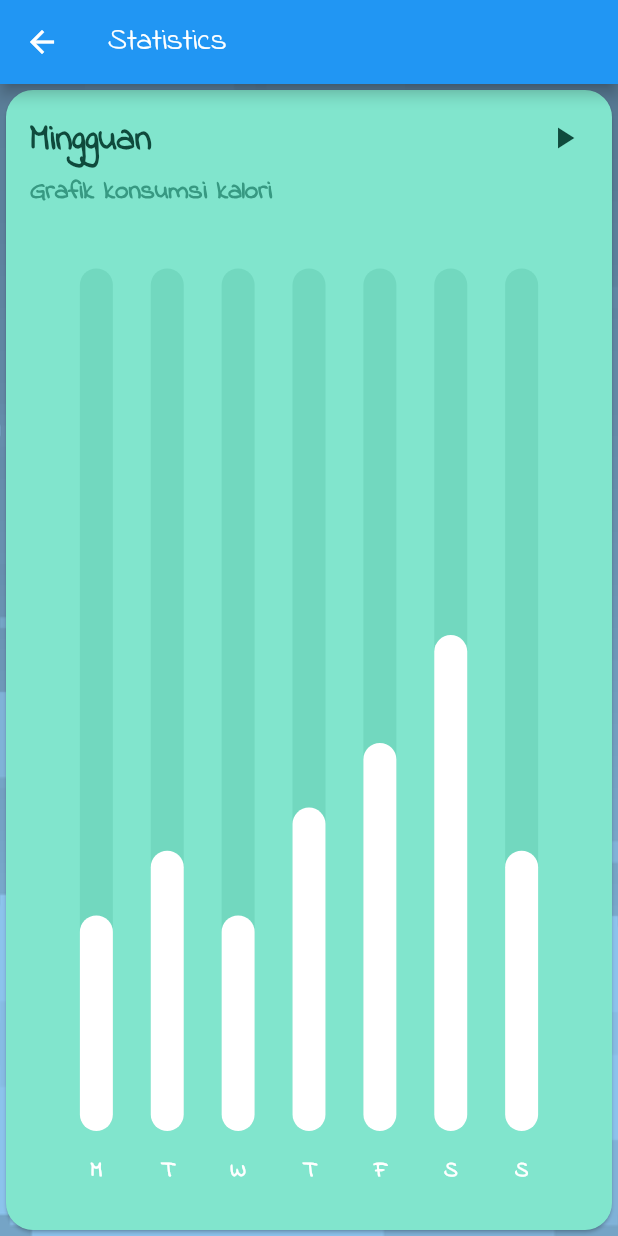
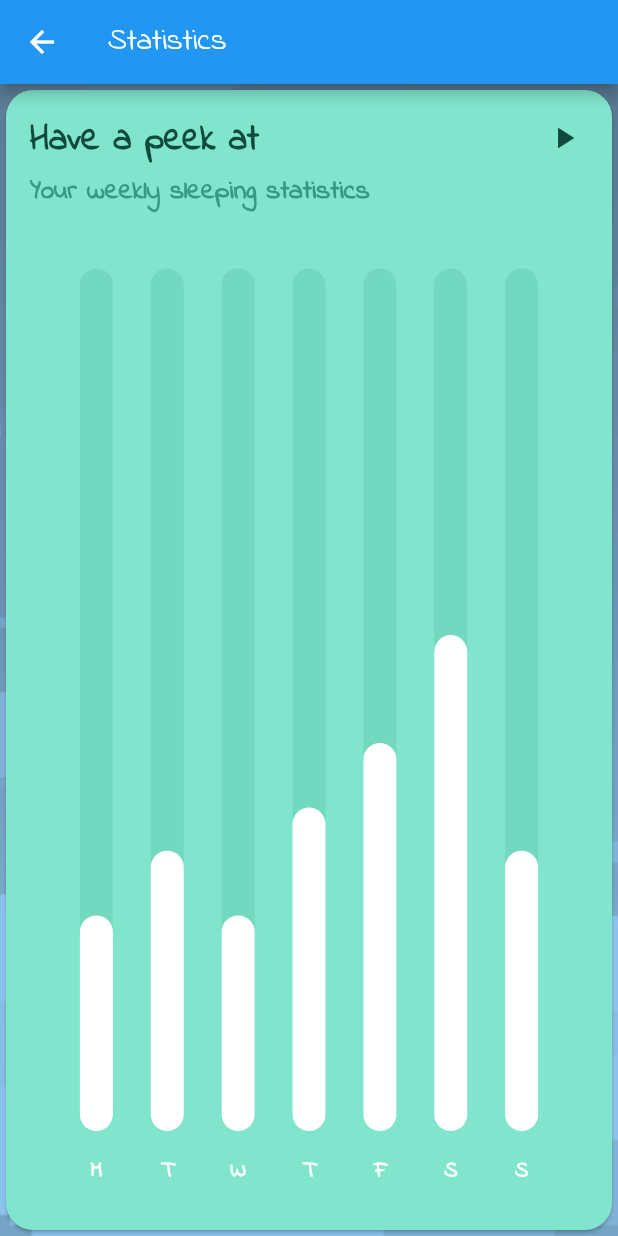
Before and after one commit to yuuutong/Orbital-Project, a Flutter app: the Statistics screen opened directly, on a phone screen of 412 x 824 dp. Run offline on Flutter 3.47's test engine with Material 2 defaults, Android fonts, the phone set to English and light mode, and no system bars; drawn by our look-alikes of fl_chart; our stand-ins replace cloud_firestore, firebase_auth, firebase_core, flutter_spinkit, flutter_tags and 1 more; missing offline and left inert: dart:ffi; accounts and stored records are empty.

Commit message:
changed text

```diff
--- a/sleeplah/lib/main.dart
+++ b/sleeplah/lib/main.dart
@@ -22,8 +22,8 @@ class MyApp extends StatelessWidget {
           primarySwatch: Colors.blue,
         ),
         home:
-          //LoginScreen(),
-          HomeScreen(),
+          LoginScreen(),
+          //HomeScreen(),
         );
   }
 }
--- a/sleeplah/lib/shop/match.dart
+++ b/sleeplah/lib/shop/match.dart
@@ -54,7 +54,7 @@ class _MatchState extends State<Match> {
     bool success = true;
 
     if (!await hasEnoughCoins()) {
-      message = "You don't have enough coins mew ~";
+      message = "You don't have enough coins ~";
       success = false;
     }
 
--- a/sleeplah/lib/statistics_page/Chart.dart
+++ b/sleeplah/lib/statistics_page/Chart.dart
@@ -46,7 +46,7 @@ class ChartState extends State<Chart> {
                 mainAxisSize: MainAxisSize.max,
                 children: <Widget>[
                   const Text(
-                    'Mingguan',
+                    'Have a peek at',
                     style: TextStyle(
                         color: Color(0xff0f4a3c),
                         fontSize: 24,
@@ -56,7 +56,7 @@ class ChartState extends State<Chart> {
                     height: 4,
                   ),
                   const Text(
-                    'Grafik konsumsi kalori',
+                    'Your weekly sleeping statistics',
                     style: TextStyle(
                         color: Color(0xff379982),
                         fontSize: 18,
```
